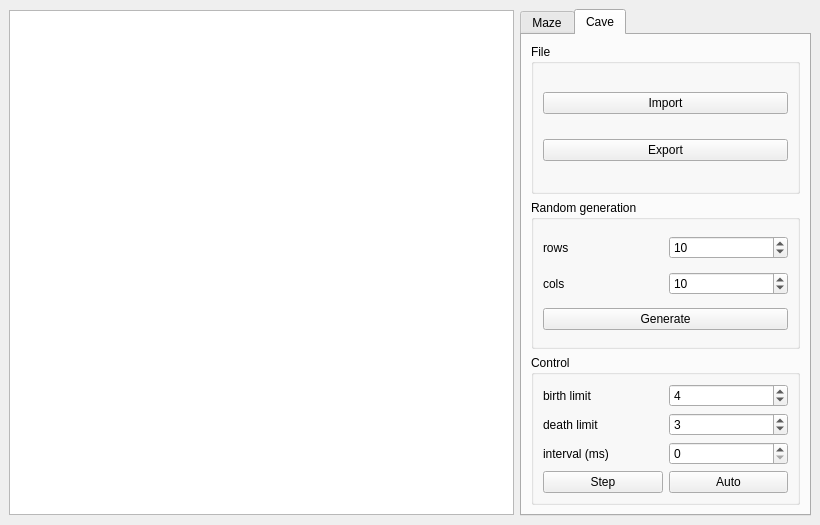
Above: src/source/view/mainwindow.ui from Oleg-Sl/A1_Maze before the change. Below: the same form after it.
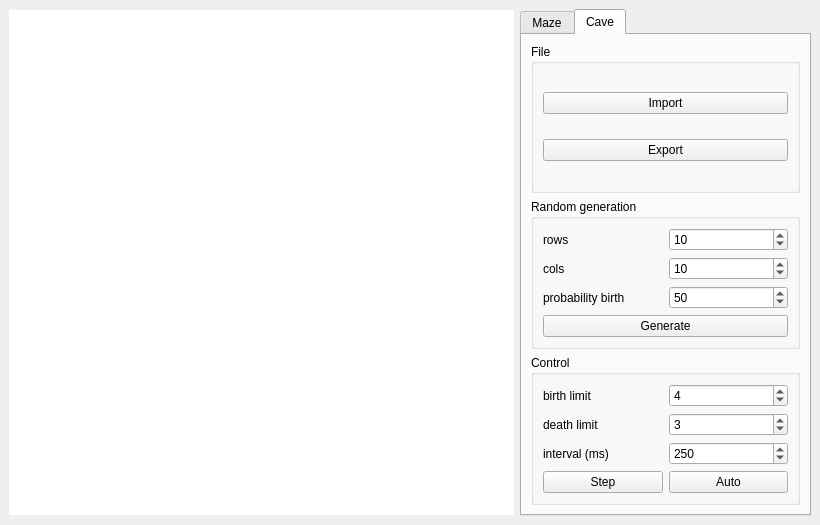
That is the form after the change. The open tabs and pages were chosen to show the change.

Commit message: Ready cave

Diff of the .ui file:
```diff
--- a/src/source/view/mainwindow.ui
+++ b/src/source/view/mainwindow.ui
@@ -10,6 +10,12 @@
     <height>525</height>
    </rect>
   </property>
+  <property name="sizePolicy">
+   <sizepolicy hsizetype="Preferred" vsizetype="Minimum">
+    <horstretch>0</horstretch>
+    <verstretch>0</verstretch>
+   </sizepolicy>
+  </property>
   <property name="minimumSize">
    <size>
     <width>0</width>
@@ -31,6 +37,12 @@
      <layout class="QVBoxLayout" name="vlayout_screen">
       <item>
        <widget class="QGraphicsView" name="view_screen">
+        <property name="sizePolicy">
+         <sizepolicy hsizetype="Expanding" vsizetype="Expanding">
+          <horstretch>0</horstretch>
+          <verstretch>0</verstretch>
+         </sizepolicy>
+        </property>
         <property name="minimumSize">
          <size>
           <width>505</width>
@@ -43,6 +55,9 @@
           <height>505</height>
          </size>
         </property>
+        <property name="styleSheet">
+         <string notr="true">border: none;</string>
+        </property>
         <property name="verticalScrollBarPolicy">
          <enum>Qt::ScrollBarAlwaysOff</enum>
         </property>
@@ -270,10 +285,10 @@
              <string>Random generation</string>
             </property>
             <layout class="QGridLayout" name="gridLayout_9">
-             <item row="1" column="0">
-              <widget class="QLabel" name="label_cave_cols">
+             <item row="3" column="0" colspan="2">
+              <widget class="QPushButton" name="btn_cave_generate">
                <property name="text">
-                <string>cols</string>
+                <string>Generate</string>
                </property>
               </widget>
              </item>
@@ -303,6 +318,13 @@
                </property>
               </widget>
              </item>
+             <item row="1" column="0">
+              <widget class="QLabel" name="label_cave_cols">
+               <property name="text">
+                <string>cols</string>
+               </property>
+              </widget>
+             </item>
              <item row="0" column="0">
               <widget class="QLabel" name="label_cave_rows">
                <property name="text">
@@ -310,10 +332,20 @@
                </property>
               </widget>
              </item>
-             <item row="2" column="0" colspan="2">
-              <widget class="QPushButton" name="btn_cave_generate">
+             <item row="2" column="0">
+              <widget class="QLabel" name="label">
                <property name="text">
-                <string>Generate</string>
+                <string>probability birth</string>
+               </property>
+              </widget>
+             </item>
+             <item row="2" column="1">
+              <widget class="QSpinBox" name="spin_cave_probability_birth">
+               <property name="minimum">
+                <number>1</number>
+               </property>
+               <property name="value">
+                <number>50</number>
                </property>
               </widget>
              </item>
@@ -382,7 +414,14 @@
               </widget>
              </item>
              <item row="2" column="1">
-              <widget class="QSpinBox" name="spin_cave_interval"/>
+              <widget class="QSpinBox" name="spin_cave_interval">
+               <property name="maximum">
+                <number>9999</number>
+               </property>
+               <property name="value">
+                <number>250</number>
+               </property>
+              </widget>
              </item>
             </layout>
            </widget>
```
The commit also changes 14 other files.
